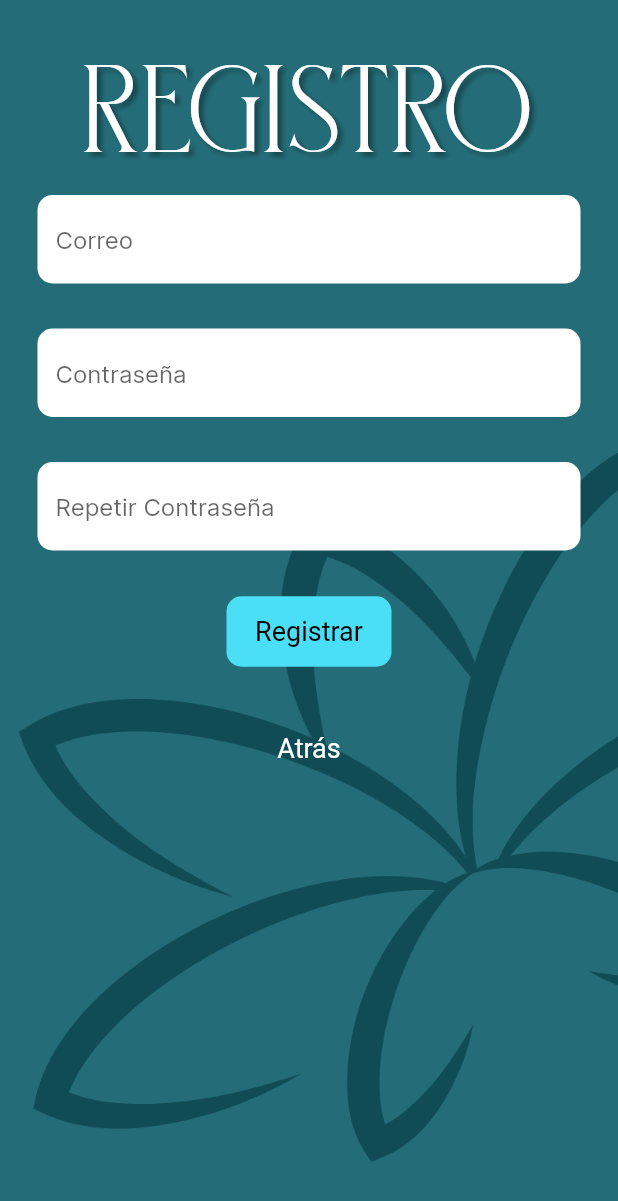
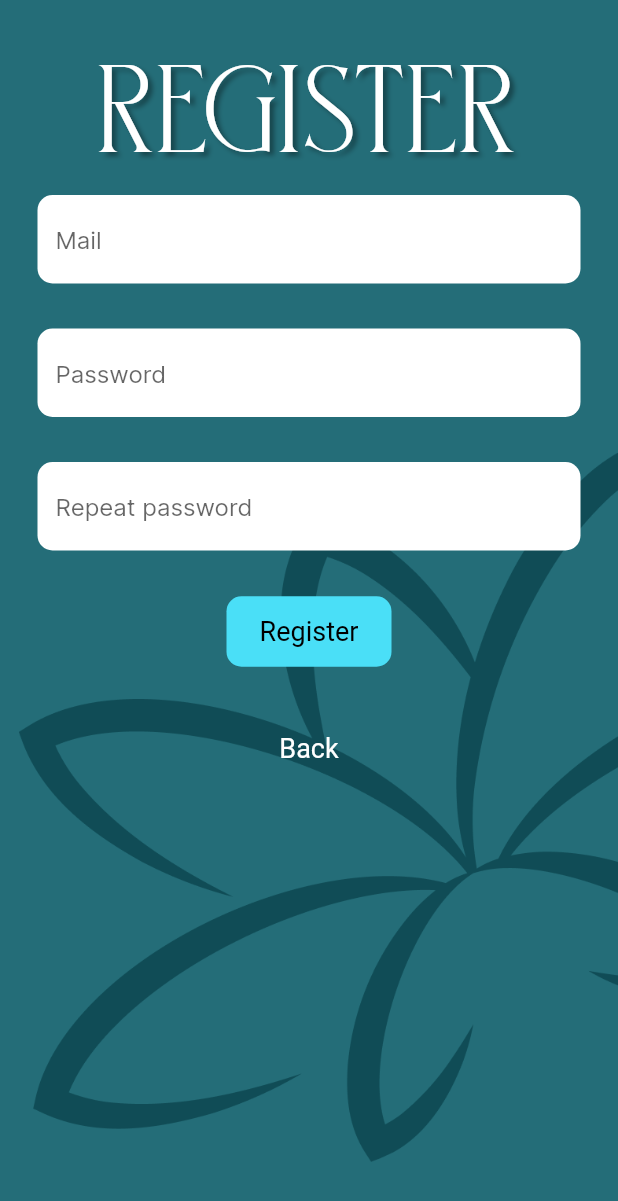
Before and after one commit to JeezLuis/vitalis_mobile, a Flutter app: the RegisterInterface screen opened directly, on a phone screen of 412 x 824 dp. Shown: the top 1201 px of the screen. Run offline on Flutter 3.47's test engine with Material 2 defaults, Android fonts, the phone set to English and light mode, and no system bars; our stand-ins replace convert, flutter_rating_bar, quickalert, shared_preferences; accounts and stored records are empty; generated files the repository leaves out were written again.

Commit message:
Login and Register translated

```diff
--- a/lib/l10n/app_en.arb
+++ b/lib/l10n/app_en.arb
@@ -17,7 +17,16 @@
     "answer_hint_year" : "Year",
     "answer_hint_number" : "00",
 
+    "info_registered" : "¡Se ha registrado correctamente!",
+
     "err_missing_fields" : "Please, fill missing fields",
+
+    "err_auth_fail" : "The password and mail combination does not exist",
+    "err_pass_err" : "Passwords don't match",
+    "err_pass_format" : "Invalid password, must have at least one uppercase, one lowercase, one digit and 8 characters",
+    "err_mail_format" : "El formato de la dirección de correo es incorrecto",
+    "err_user_exists" : "Usuario ya registrado",
+
     "err_wrong_date_format" : "Wrong date format",
     "err_system_failure" : "Error {errorCode}, please contact your administrator",
     "@err_system_failure": {
--- a/lib/login.dart
+++ b/lib/login.dart
@@ -3,6 +3,8 @@ import 'package:vitalis_mobile/Model/local_user.dart';
 import 'package:vitalis_mobile/dashboard.dart';
 import 'package:vitalis_mobile/utils.dart';
 import 'package:vitalis_mobile/network.dart';
+import 'package:flutter_gen/gen_l10n/app_localizations.dart';
+
 
 final TextEditingController emailController = TextEditingController();
 final TextEditingController passController = TextEditingController();
@@ -43,8 +45,8 @@ class _LoginInterfaceState extends State<LoginInterface> {
                           children: [
                             const Padding(padding: EdgeInsets.fromLTRB(0,30,0,0)),
                             //Title
-                            const Text("entrar",
-                                style: TextStyle(
+                            Text(AppLocalizations.of(context)!.login.toLowerCase(),
+                                style: const TextStyle(
                                     fontFamily: 'GLORIOUS',
                                     fontSize: 70,
                                     color: Colors.white,
@@ -61,7 +63,7 @@ class _LoginInterfaceState extends State<LoginInterface> {
                                     borderRadius: BorderRadius.circular(10),
                                     borderSide: BorderSide.none,
                                   ),
-                                  hintText: 'Correo'
+                                  hintText: AppLocalizations.of(context)!.mail
                               ),
                             ),
                             const Padding(padding: EdgeInsets.fromLTRB(0,30,0,0)),
@@ -78,7 +80,7 @@ class _LoginInterfaceState extends State<LoginInterface> {
                                       borderRadius: BorderRadius.circular(10),
                                       borderSide: BorderSide.none,
                                     ),
-                                    hintText: 'Contraseña'
+                                    hintText: AppLocalizations.of(context)!.password
                                 )
                             ),
                             const Padding(padding: EdgeInsets.fromLTRB(0,30,0,0)),
@@ -96,13 +98,13 @@ class _LoginInterfaceState extends State<LoginInterface> {
                               ),
                               onPressed: () {
                                 if(emailController.text.isEmpty || passController.text.isEmpty){
-                                  alertError("Por favor, completa todos los campos.", context);
+                                  alertError(AppLocalizations.of(context)!.err_missing_fields, context);
                                 }
                                 else{
                                   logUser(emailController.text, passController.text, context);
                                 }
                               },
-                              child: const Text("Entrar"),
+                              child: Text(AppLocalizations.of(context)!.login),
                             ),
                             //Back Button
                             TextButton(
@@ -115,7 +117,7 @@ class _LoginInterfaceState extends State<LoginInterface> {
                                 passController.text = '';
                                 Navigator.pop(context);
                               },
-                              child: const Text("Atrás"),
+                              child: Text(AppLocalizations.of(context)!.back),
                             ),
                           ],
                         ),
@@ -132,7 +134,7 @@ class _LoginInterfaceState extends State<LoginInterface> {
     var response = await logPatient(email, generateMd5(password));
     if(response.isEmpty){
       if(context != null){
-        alertError("Esta combinación de ususario y contraseña no existe.", context);
+        alertError(AppLocalizations.of(context)!.err_auth_fail, context);
       }
     }
     else{
--- a/lib/main.dart
+++ b/lib/main.dart
@@ -23,7 +23,7 @@ class MyApp extends StatelessWidget {
       ),
       localizationsDelegates: AppLocalizations.localizationsDelegates,
       supportedLocales: AppLocalizations.supportedLocales,
-      locale: const Locale('es'),
+      locale: const Locale('en'),
       home: const MyHomePage(title: 'Flutter Demo Home Page'),
     );
   }
--- a/lib/register.dart
+++ b/lib/register.dart
@@ -3,6 +3,8 @@ import 'dart:convert';
 import 'package:flutter/material.dart';
 import 'package:vitalis_mobile/network.dart';
 import 'package:vitalis_mobile/utils.dart';
+import 'package:flutter_gen/gen_l10n/app_localizations.dart';
+
 
 final TextEditingController emailController = TextEditingController();
 final TextEditingController passController = TextEditingController();
@@ -45,8 +47,8 @@ class _RegisterInterfaceState extends State<RegisterInterface> {
                       children: [
                         const Padding(padding: EdgeInsets.fromLTRB(0,30,0,0)),
                         //Register title
-                        const Text("registro",
-                            style: TextStyle(
+                        Text(AppLocalizations.of(context)!.registert.toLowerCase(),
+                            style: const TextStyle(
                                 fontFamily: 'GLORIOUS',
                                 fontSize: 70,
                                 color: Colors.white,
@@ -63,7 +65,7 @@ class _RegisterInterfaceState extends State<RegisterInterface> {
                                 borderRadius: BorderRadius.circular(10),
                                 borderSide: BorderSide.none,
                               ),
-                              hintText: 'Correo'
+                              hintText: AppLocalizations.of(context)!.mail
                           ),
                         ),
                         const Padding(padding: EdgeInsets.fromLTRB(0,30,0,0)),
@@ -80,7 +82,7 @@ class _RegisterInterfaceState extends State<RegisterInterface> {
                                   borderRadius: BorderRadius.circular(10),
                                   borderSide: BorderSide.none,
                                 ),
-                                hintText: 'Contraseña'
+                                hintText: AppLocalizations.of(context)!.password
                             )
                         ),
                         const Padding(padding: EdgeInsets.fromLTRB(0,30,0,0)),
@@ -97,7 +99,7 @@ class _RegisterInterfaceState extends State<RegisterInterface> {
                                   borderRadius: BorderRadius.circular(10),
                                   borderSide: BorderSide.none,
                                 ),
-                                hintText: 'Repetir Contraseña'
+                                hintText: AppLocalizations.of(context)!.rpassword
                             )
                         ),
                         const Padding(padding: EdgeInsets.fromLTRB(0,30,0,0)),
@@ -114,7 +116,7 @@ class _RegisterInterfaceState extends State<RegisterInterface> {
                             elevation: 0,
                           ),
                           onPressed: () => registerUser(context),
-                          child: const Text("Registrar"),
+                          child: Text(AppLocalizations.of(context)!.register),
                         ),
                         const Padding(padding: EdgeInsets.fromLTRB(0,30,0,0)),
                         //Back Button
@@ -129,7 +131,7 @@ class _RegisterInterfaceState extends State<RegisterInterface> {
                             reppassController.text = '';
                             Navigator.pop(context);
                           },
-                          child: const Text("Atrás"),
+                          child: Text(AppLocalizations.of(context)!.back),
                         ),
                       ],
                     ),
@@ -144,20 +146,20 @@ class _RegisterInterfaceState extends State<RegisterInterface> {
   registerUser(BuildContext context) async {
     //Check if all fields have been completed
     if(emailController.text.isEmpty || passController.text.isEmpty || reppassController.text.isEmpty) {
-      alertError("Por favor, rellena todos los campos", context);
+      alertError(AppLocalizations.of(context)!.err_missing_fields, context);
       return 0;
     }
 
     //Check that both passwords are the same
     if(passController.text != reppassController.text){
-      alertError("La constraseña no coincide", context);
+      alertError(AppLocalizations.of(context)!.err_pass_err, context);
       return 0;
     }
 
     //Check if password is safe
     RegExp regex = RegExp(r'^(?=.*?[A-Z])(?=.*?[a-z])(?=.*?[0-9]).{8,}$');
     if (!regex.hasMatch(passController.text)) {
-      alertError("La constraseña no valida, debe tener al menos una mayuscula, una minuscula, un digito y 8 caracteres.", context);
+      alertError(AppLocalizations.of(context)!.err_pass_format, context);
       return 0;
     }
 
@@ -169,16 +171,16 @@ class _RegisterInterfaceState extends State<RegisterInterface> {
       passController.text = '';
       reppassController.text = '';
 
-      alertInfo("¡Se ha registrado correctamente!", context);
+      alertInfo(AppLocalizations.of(context)!.info_registered, context);
     } else {
       switch(jsonDecode(response.body)['code']){
         //Wrong email format
         case 8023:
-          alertError("El formato de la dirección de correo es incorrecto.", context);
+          alertError(AppLocalizations.of(context)!.err_mail_format, context);
           break;
         //User yet registered
         case 1155:
-          alertError("Usuario ya registrado", context);
+          alertError(AppLocalizations.of(context)!.err_user_exists, context);
           break;
       }
     }
```
Also changed, not shown: lib/l10n/app_es.arb (+10 -0 lines).
